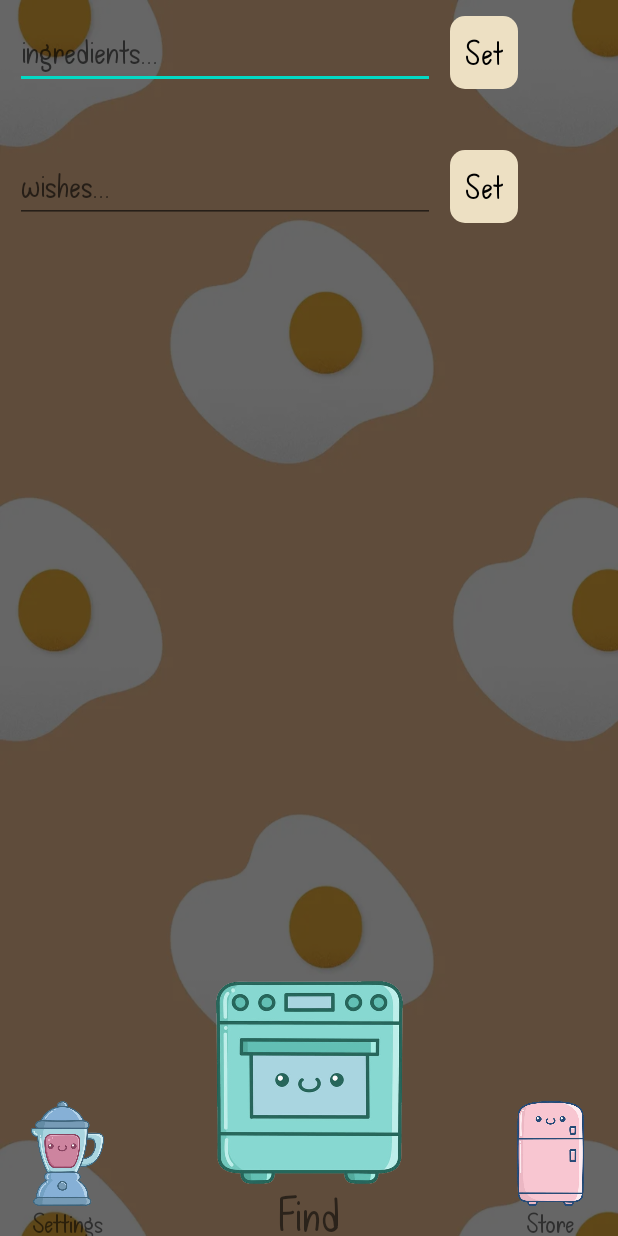
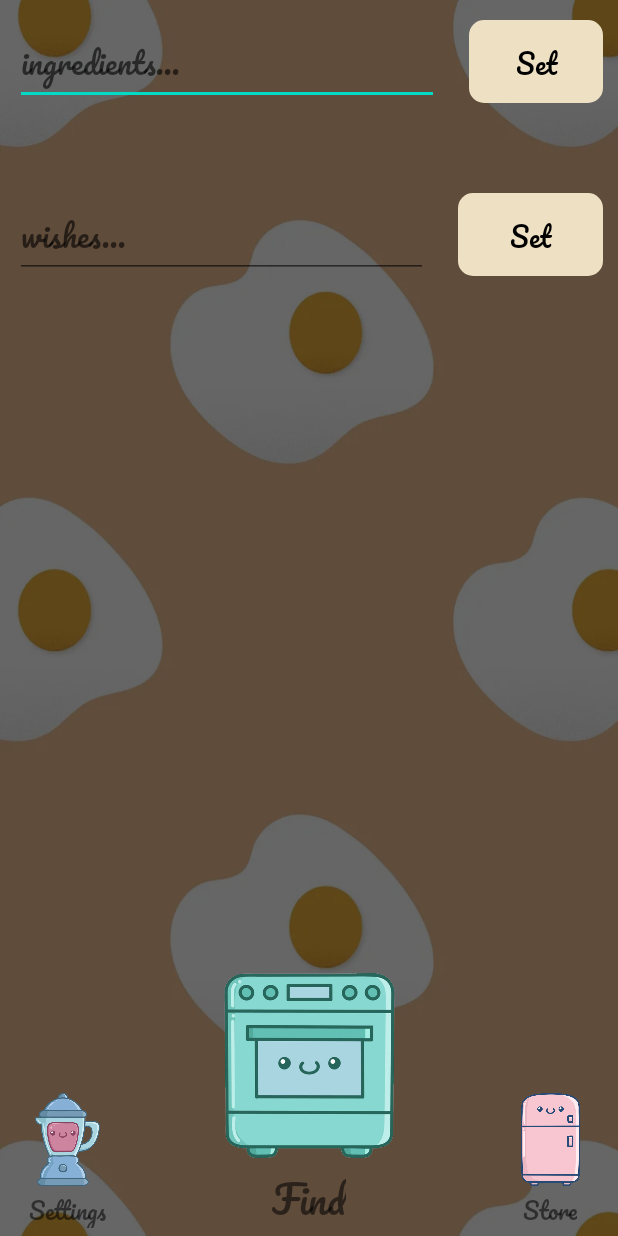
Before and after one commit to YouraSoliar/PlatePal, an Android app: the IngredientsAndWishesFragment screen opened directly, with no data from a screen before it, on a phone screen of 412 x 824 dp. Run offline under Robolectric (Android 15) with nearby library versions, the phone set to English and light mode, and no system bars.

Commit message:
new font, design, translate

```diff
--- a/app/src/main/res/layout/fragment_ingredients_and_wishes.xml
+++ b/app/src/main/res/layout/fragment_ingredients_and_wishes.xml
@@ -21,19 +21,22 @@
         app:layout_constraintEnd_toEndOf="parent"
         app:layout_constraintStart_toStartOf="parent"
         android:weightSum="5"
+        android:layout_marginBottom="5dp"
         android:orientation="vertical">
 
         <ImageView
             android:layout_width="wrap_content"
             android:layout_height="135dp"
+            android:layout_weight="4"
             app:srcCompat="@drawable/find_oven" />
 
         <TextView
             android:layout_width="wrap_content"
             android:layout_height="wrap_content"
-            android:fontFamily="@font/font_spring"
+             android:fontFamily="@font/pacifico_regular"
             android:layout_gravity="center_horizontal"
-            android:textSize="35dp"
+            android:textSize="25dp"
+            android:layout_weight="1"
             android:text="@string/find"/>
     </LinearLayout>
 
@@ -43,19 +46,22 @@
         app:layout_constraintBottom_toBottomOf="parent"
         app:layout_constraintStart_toStartOf="parent"
         android:weightSum="5"
+        android:layout_marginBottom="5dp"
         android:orientation="vertical">
 
         <ImageView
             android:layout_width="wrap_content"
             android:layout_height="70dp"
+            android:layout_weight="4"
             app:srcCompat="@drawable/settings_blender" />
 
         <TextView
             android:layout_width="wrap_content"
             android:layout_height="wrap_content"
-            android:fontFamily="@font/font_spring"
+             android:fontFamily="@font/pacifico_regular"
             android:layout_gravity="center_horizontal"
-            android:textSize="20dp"
+            android:textSize="15dp"
+            android:layout_weight="1"
             android:text="@string/settings"/>
     </LinearLayout>
 
@@ -66,32 +72,44 @@
         app:layout_constraintBottom_toBottomOf="parent"
         app:layout_constraintEnd_toEndOf="parent"
         android:weightSum="5"
+        android:layout_marginBottom="5dp"
         android:orientation="vertical">
 
         <ImageView
             android:layout_width="wrap_content"
             android:layout_height="70dp"
+            android:layout_weight="4"
             app:srcCompat="@drawable/store_fridge" />
 
         <TextView
             android:layout_width="wrap_content"
             android:layout_height="wrap_content"
-            android:fontFamily="@font/font_spring"
+             android:fontFamily="@font/pacifico_regular"
             android:layout_gravity="center_horizontal"
-            android:textSize="20dp"
+            android:textSize="15dp"
+            android:layout_weight="1"
             android:text="@string/store"/>
     </LinearLayout>
 
+    <LinearLayout
+        android:id="@+id/linearLayoutIngredients"
+        android:layout_width="match_parent"
+        android:layout_height="wrap_content"
+        android:orientation="horizontal"
+        android:weightSum="5"
+        app:layout_constraintEnd_toEndOf="parent"
+        app:layout_constraintStart_toStartOf="parent"
+        app:layout_constraintTop_toTopOf="parent">
 
         <EditText
             android:id="@+id/editTextIngredients"
             android:layout_width="wrap_content"
             android:layout_height="wrap_content"
-        android:ems="10"
-        android:textSize="25sp"
-        android:fontFamily="@font/font_spring"
             android:layout_margin="10dp"
+            android:layout_weight="4"
+            android:fontFamily="@font/pacifico_regular"
             android:hint="@string/hint_ingredients"
+            android:textSize="20sp"
             app:layout_constraintStart_toStartOf="parent"
             app:layout_constraintTop_toTopOf="parent" />
 
@@ -100,34 +118,49 @@
             android:layout_width="wrap_content"
             android:layout_height="wrap_content"
             android:layout_margin="10dp"
+            android:layout_marginRight="534dp"
+            android:layout_weight="1"
+            android:background="@drawable/bg_set"
+            android:fontFamily="@font/pacifico_regular"
+            android:gravity="center"
+            android:padding="10dp"
             android:text="@string/button_set"
             android:textColor="@color/black"
-        android:padding="10dp"
-        android:fontFamily="@font/font_spring"
-        android:background="@drawable/bg_set"
-        android:textSize="25sp"
+            android:textSize="18sp"
             app:layout_constraintBottom_toBottomOf="@+id/editTextIngredients"
             app:layout_constraintStart_toEndOf="@+id/editTextIngredients"
             app:layout_constraintTop_toTopOf="@+id/editTextIngredients" />
+    </LinearLayout>
 
     <com.google.android.material.chip.ChipGroup
         android:id="@+id/chipGroupIngredients"
         android:layout_width="0dp"
         android:layout_height="wrap_content"
         android:layout_margin="30dp"
-        android:fontFamily="@font/font_spring"
+         android:fontFamily="@font/pacifico_regular"
         app:layout_constraintEnd_toEndOf="parent"
         app:layout_constraintStart_toStartOf="parent"
-        app:layout_constraintTop_toBottomOf="@+id/editTextIngredients" />
+        app:layout_constraintTop_toBottomOf="@+id/linearLayoutIngredients" />
+
+    <LinearLayout
+        android:id="@+id/linearLayoutWishes"
+        android:layout_width="match_parent"
+        android:layout_height="wrap_content"
+        android:orientation="horizontal"
+        android:weightSum="5"
+        android:layout_marginTop="5dp"
+        app:layout_constraintEnd_toEndOf="parent"
+        app:layout_constraintStart_toStartOf="parent"
+        app:layout_constraintTop_toBottomOf="@+id/chipGroupIngredients">
 
     <EditText
         android:id="@+id/editTextWishes"
         android:layout_width="wrap_content"
         android:layout_height="wrap_content"
         android:layout_margin="10dp"
-        android:ems="10"
-        android:textSize="25sp"
-        android:fontFamily="@font/font_spring"
+        android:layout_weight="4"
+        android:textSize="20sp"
+         android:fontFamily="@font/pacifico_regular"
         android:hint="@string/hint_wishes"
         app:layout_constraintStart_toStartOf="parent"
         app:layout_constraintTop_toBottomOf="@id/chipGroupIngredients" />
@@ -140,21 +173,25 @@
         android:text="@string/button_set"
         android:textColor="@color/black"
         android:padding="10dp"
-        android:fontFamily="@font/font_spring"
+        android:gravity="center"
+        android:layout_weight="1"
+         android:fontFamily="@font/pacifico_regular"
         android:background="@drawable/bg_set"
-        android:textSize="25sp"
+        android:textSize="18sp"
         app:layout_constraintBottom_toBottomOf="@+id/editTextWishes"
         app:layout_constraintStart_toEndOf="@+id/editTextWishes"
         app:layout_constraintTop_toTopOf="@+id/editTextWishes" />
+
+    </LinearLayout>
 
     <com.google.android.material.chip.ChipGroup
         android:id="@+id/chipGroupWishes"
         android:layout_width="0dp"
         android:layout_height="wrap_content"
         android:layout_margin="30dp"
-        android:fontFamily="@font/font_spring"
+         android:fontFamily="@font/pacifico_regular"
         app:layout_constraintEnd_toEndOf="parent"
         app:layout_constraintStart_toStartOf="parent"
-        app:layout_constraintTop_toBottomOf="@+id/editTextWishes" />
+        app:layout_constraintTop_toBottomOf="@+id/linearLayoutWishes" />
 
 </androidx.constraintlayout.widget.ConstraintLayout>
--- a/app/src/main/res/layout/fragment_settings.xml
+++ b/app/src/main/res/layout/fragment_settings.xml
@@ -38,7 +38,7 @@
         <TextView
             android:layout_width="wrap_content"
             android:layout_height="wrap_content"
-            android:fontFamily="@font/font_spring"
+            android:fontFamily="@font/pacifico_regular"
             android:padding="10dp"
             android:text="@string/settings_count"
             android:textColor="@color/black"
@@ -49,7 +49,7 @@
             android:layout_width="wrap_content"
             android:layout_height="wrap_content"
             android:drawableEnd="@drawable/drop_down_arrow"
-            android:fontFamily="@font/font_spring"
+            android:fontFamily="@font/pacifico_regular"
             android:padding="10dp"
             android:text="5"
             android:textColor="@color/brown"
@@ -68,7 +68,7 @@
         <TextView
             android:layout_width="wrap_content"
             android:layout_height="wrap_content"
-            android:fontFamily="@font/font_spring"
+            android:fontFamily="@font/pacifico_regular"
             android:padding="10dp"
             android:text="@string/settings_languages"
             android:textColor="@color/black"
@@ -79,7 +79,7 @@
             android:layout_width="wrap_content"
             android:layout_height="wrap_content"
             android:drawableEnd="@drawable/drop_down_arrow"
-            android:fontFamily="@font/font_spring"
+            android:fontFamily="@font/pacifico_regular"
             android:padding="10dp"
             android:text="English"
             android:textColor="@color/brown"
```
Also changed, not shown: app/src/main/res/font/pacifico_regular.ttf (added), 2 other files. Lines whose indentation alone changed are shown as unchanged.
